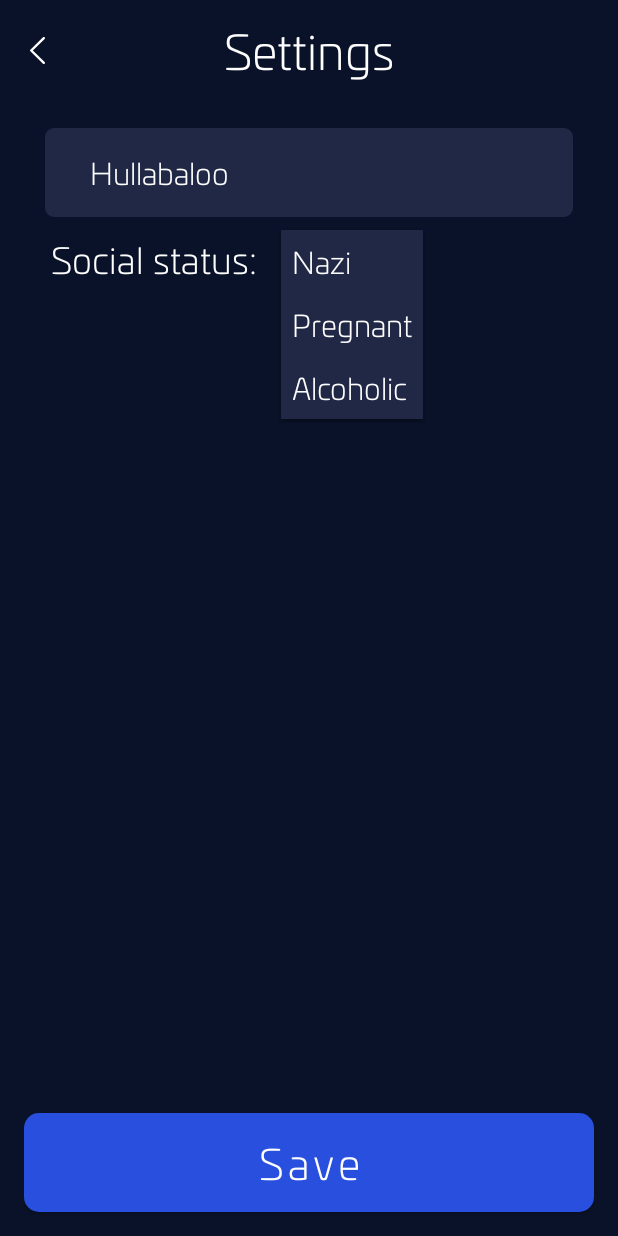
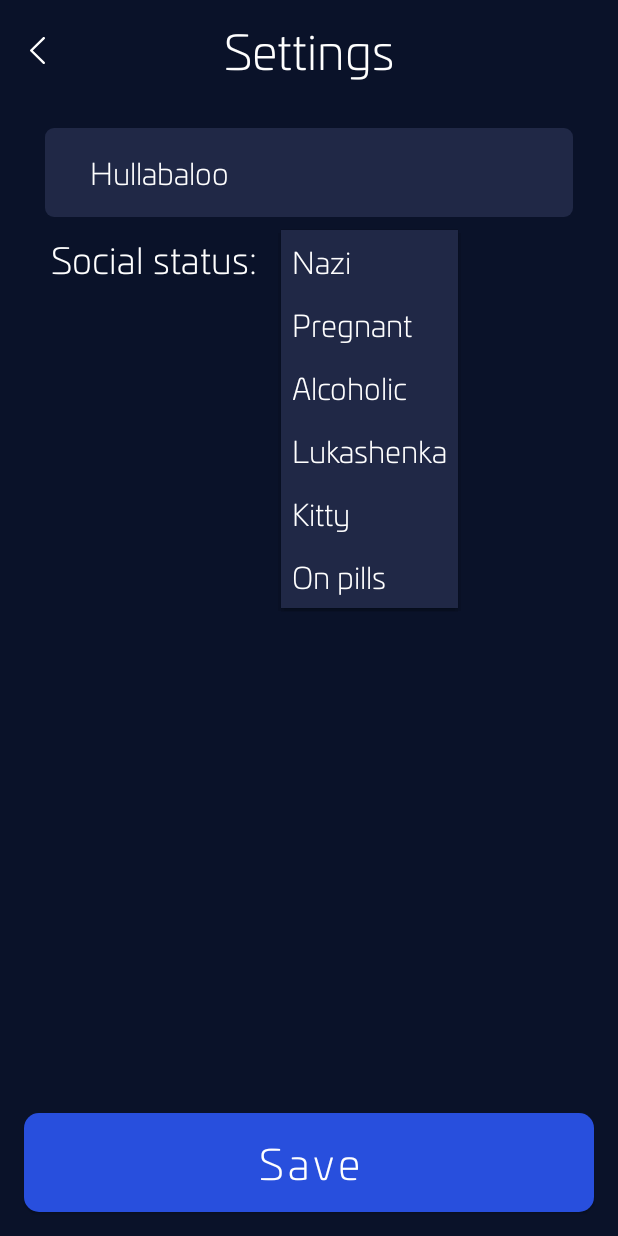
Before and after one commit to Napoleon-Hub/BaseProject-MVI, an Android app: the SettingsFragment screen opened through its navigation route, after a tap on "Alcoholic", on a phone screen of 412 x 824 dp. Run offline under Robolectric (Android 15) with nearby library versions, the light colour scheme and no system bars; our stand-ins replace Dagger/Hilt's generated code.

Commit message:
Add: 3 new status

```diff
--- a/app/src/main/java/com/baseproject/domain/enums/SocialStatus.kt
+++ b/app/src/main/java/com/baseproject/domain/enums/SocialStatus.kt
@@ -5,7 +5,10 @@
 enum class SocialStatus {
     NAZI,
     PREGNANT,
-    ALCOHOLIC;
+    ALCOHOLIC,
+    LUKASHENKA,
+    KITTY,
+    ON_PILLS;
 
     override fun toString(): String {
         return name[0].toString() + name.substring(1).lowercase(Locale.getDefault())
--- a/app/src/main/java/com/baseproject/view/ui/settings/SettingsFragment.kt
+++ b/app/src/main/java/com/baseproject/view/ui/settings/SettingsFragment.kt
@@ -92,7 +92,10 @@
         return when (binding.spinner.selectedItemPosition) {
             0 -> SocialStatus.NAZI
             1 -> SocialStatus.PREGNANT
-            else -> SocialStatus.ALCOHOLIC
+            2 -> SocialStatus.ALCOHOLIC
+            3 -> SocialStatus.LUKASHENKA
+            4 -> SocialStatus.KITTY
+            else -> SocialStatus.ON_PILLS
         }
     }
 
--- a/app/src/main/res/values/strings.xml
+++ b/app/src/main/res/values/strings.xml
@@ -21,6 +21,9 @@
         <item>Nazi</item>
         <item>Pregnant</item>
         <item>Alcoholic</item>
+        <item>Lukashenka</item>
+        <item>Kitty</item>
+        <item>On pills</item>
     </string-array>
 
     <!-- Game -->
@@ -41,10 +44,16 @@
     <string name="game_win_alcoholic_description">You won, of course, but instead of playing you\'d better go Alcoholics Anonymous and get some medical treatment</string>
     <string name="game_win_pregnant_description">This is a victory, but if you are a pregnant guy, I advise you to see a doctor in Novinki.</string>
     <string name="game_win_nazi_description">It\'s good that my game is just button presses. If the game had a button to start a holocaust, would you press it, Nazi?</string>
+    <string name="game_win_lukashenka_description">Where did you get the strength to play this game and win, old man. I thought you only know how to fly on a helicopter with Kalash</string>
+    <string name="game_win_kitty_description">HOW DID YOU DO THAT?? YOU HAVE A PAWS !!</string>
+    <string name="game_win_on_pills_description">It is sad that this game has not yet been equated with a sports discipline. Otherwise, for pills, I would give bans by IP -_-</string>
     <string name="game_lose_title">Not today, bro:)</string>
     <string name="game_lose_alcoholic_description">You have lost, but that doesn\'t mean that you need to take up the bottle right away. And most importantly, don\'t sit on it !!</string>
     <string name="game_lose_pregnant_description">I don\'t know what could be worse, losing a child\'s game or getting pregnant at 16. What do you think?</string>
     <string name="game_lose_nazi_description">Lost 1945 and lost in a child\'s play, Nazi)</string>
+    <string name="game_lose_lukashenka_description">I made this game sitting in white-red-white socks, old man, so you can\'t win!</string>
+    <string name="game_lose_kitty_description">Don\'t be upset, Kitty, sooner or later humanity will self-destruct and you will be the winner in the survival game, but not today)</string>
+    <string name="game_lose_on_pills_description">Hope you\'re on diarrhea pills now because you fucked up</string>
     <string name="game_cancel">Cancel</string>
 
     <!-- Errors -->
```
Also changed, not shown: app/src/main/java/com/baseproject/view/ui/game/GameFragment.kt (+8 -2 lines), 1 other file.
